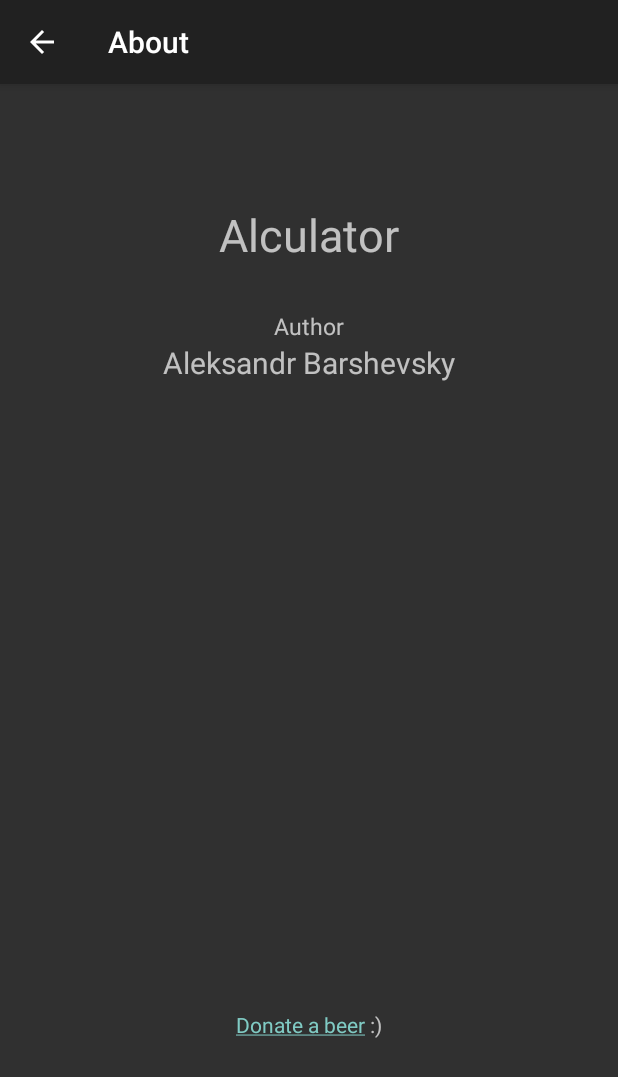
After one commit to sheffsky/CheckCalculator, an Android app: the AboutActivity screen opened directly, with no data from a screen before it, on a phone screen of 412 x 824 dp. The commit adds this screen. Shown: the top 1077 px of the screen. Run offline under Robolectric (Android 15) with nearby library versions, the phone set to English and light mode, and no system bars.

Commit message:
"About" activity added

```diff
--- /dev/null
+++ b/app/src/main/java/ru/sheffsky/barcounter/AboutActivity.java
@@ -0,0 +1,22 @@
+package ru.sheffsky.barcounter;
+
+import android.app.Activity;
+import android.os.Bundle;
+import android.view.Menu;
+import android.view.MenuItem;
+import android.widget.TextView;
+
+
+public class AboutActivity extends Activity {
+
+    @Override
+    protected void onCreate(Bundle savedInstanceState) {
+        super.onCreate(savedInstanceState);
+        setContentView(R.layout.activity_about);
+
+        TextView textView = (TextView) findViewById(R.id.donateLink);
+        textView.setMovementMethod(android.text.method.LinkMovementMethod.getInstance());
+
+    }
+
+}
--- /dev/null
+++ b/app/src/main/res/layout/activity_about.xml
@@ -0,0 +1,50 @@
+<RelativeLayout xmlns:android="http://schemas.android.com/apk/res/android"
+    xmlns:tools="http://schemas.android.com/tools"
+    android:layout_width="match_parent"
+    android:layout_height="match_parent"
+    android:paddingLeft="@dimen/activity_horizontal_margin"
+    android:paddingRight="@dimen/activity_horizontal_margin"
+    android:paddingTop="@dimen/activity_vertical_margin"
+    android:paddingBottom="@dimen/activity_vertical_margin"
+    tools:context="ru.sheffsky.barcounter.AboutActivity">
+
+    <TextView
+        android:text="@string/app_name"
+        android:layout_width="wrap_content"
+        android:layout_height="wrap_content"
+        android:layout_alignParentTop="true"
+        android:layout_centerHorizontal="true"
+        android:layout_marginTop="64dp"
+        android:id="@+id/textView4"
+        android:textSize="30sp" />
+
+    <TextView
+        android:text="@string/aboutCaptionAuthorPrep"
+        android:layout_width="wrap_content"
+        android:layout_height="wrap_content"
+        android:layout_marginTop="30dp"
+        android:layout_below="@+id/textView4"
+        android:layout_centerHorizontal="true"
+        android:id="@+id/textView5"
+        android:textSize="15sp" />
+
+    <TextView
+        android:text="@string/aboutCaptionAuthorName"
+        android:layout_width="wrap_content"
+        android:layout_height="wrap_content"
+        android:layout_below="@+id/textView5"
+        android:layout_centerHorizontal="true"
+        android:textSize="20sp" />
+
+    <TextView
+        android:id="@+id/donateLink"
+        android:layout_width="wrap_content"
+        android:layout_height="wrap_content"
+        android:layout_gravity="center"
+        android:gravity="center"
+        android:text="@string/aboutDonatePaypalLink"
+        android:layout_alignParentBottom="true"
+        android:layout_centerHorizontal="true"
+        android:layout_marginBottom="115dp" />
+
+</RelativeLayout>
--- /dev/null
+++ b/app/src/main/res/menu/menu_about.xml
@@ -0,0 +1,3 @@
+<menu xmlns:android="http://schemas.android.com/apk/res/android"
+    xmlns:tools="http://schemas.android.com/tools"
+    tools:context="ru.sheffsky.barcounter.AboutActivity"></menu>
--- a/app/src/main/res/values/strings.xml
+++ b/app/src/main/res/values/strings.xml
@@ -1,7 +1,7 @@
 <?xml version="1.0" encoding="utf-8"?>
 <resources>
 
-    <string name="app_name">Check counter</string>
+    <string name="app_name">Alculator</string>
     <string name="action_settings">Settings</string>
     <string name="title_activity_add_item">Add item</string>
     <string name="totalPriceText">Total:</string>
@@ -18,5 +18,10 @@
     <string name="updateButton">Update</string>
     <string name="emptyListMessage">List is empty.\nTap + to add something.</string>
     <string name="updateHeader">Update item</string>
+    <string name="menuAbout">About</string>
+    <string name="title_activity_about">About</string>
+    <string name="aboutCaptionAuthorName">Aleksandr Barshevsky</string>
+    <string name="aboutDonatePaypalLink"><a href="https://www.paypal.com/cgi-bin/webscr?cmd=_donations&amp;business=ZN44ERVH8FVE2&amp;lc=US&amp;item_name=Sheffsky&amp;currency_code=USD&amp;bn=PP%2dDonationsBF%3abtn_donateCC_LG%2egif%3aNonHosted">Donate a beer</a> :)</string>
+    <string name="aboutCaptionAuthorPrep">Author</string>
 
 </resources>
```
Also changed, not shown: app/src/main/AndroidManifest.xml (+13 -6 lines), app/src/main/java/ru/sheffsky/barcounter/MainActivity.java (+19 -9 lines), app/src/main/res/menu/menu_main.xml (+6 -2 lines), 1 other file.
